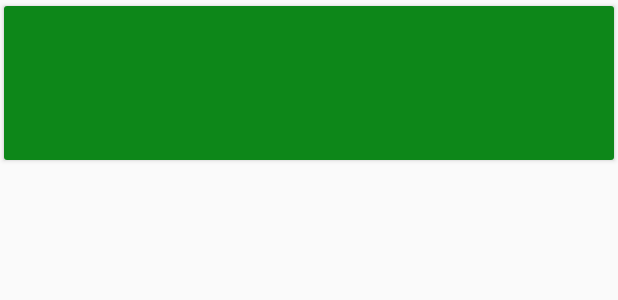
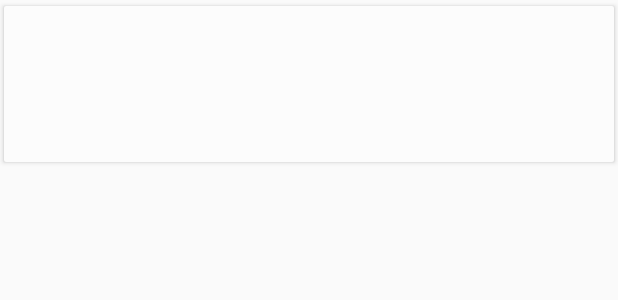
Before and after one commit to kzish/agricura, an Android app: the layout list_weekly_forecast.xml on its own in the app's theme, with its tools: preview values and no code run, on a phone screen of 412 x 824 dp. Shown: the top 300 px of the screen. Run offline under Robolectric (Android 15) with nearby library versions, the phone set to English and light mode, and no system bars; network calls fail.

```diff
--- a/app/src/main/res/layout/list_weekly_forecast.xml
+++ b/app/src/main/res/layout/list_weekly_forecast.xml
@@ -9,12 +9,13 @@
         android:layout_width="match_parent"
         android:layout_height="match_parent"
         android:padding="10dp"
-        android:background="@color/colorPrimary">
+        android:background="@color/backgroundcalaz">
 
         <TextView
             android:id="@+id/dt"
             android:textStyle="bold"
-            android:textSize="18sp"
+            android:textColor="@color/colorPrimary"
+            android:textSize="19sp"
             android:layout_width="match_parent"
             android:layout_height="wrap_content" />
 
```
